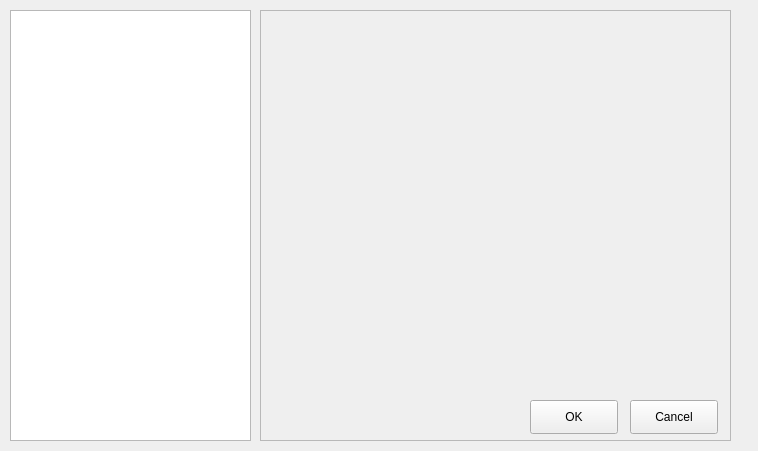
Above: ene/ui/settings.ui from EneApp/Ene before the change. Below: the same form after it.
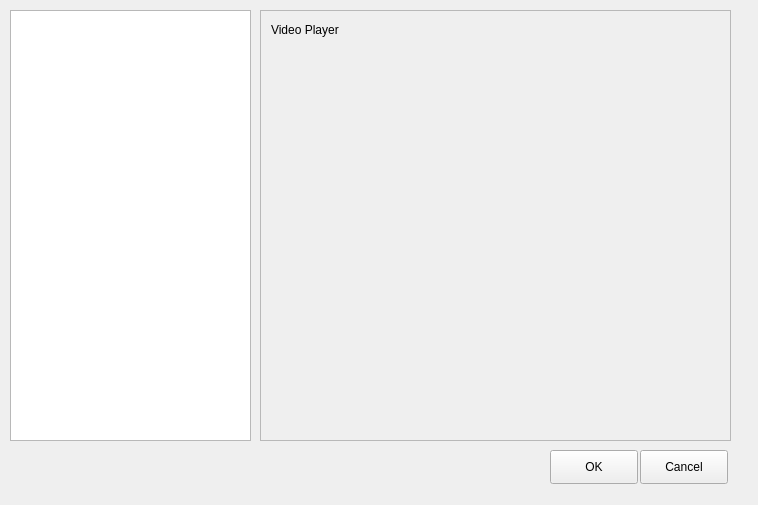
That is the form after the change. The open tabs and pages were chosen to show the change.

Commit message: Add ability to access settings pages

What changed in the file:
```diff
--- a/ene/ui/settings.ui
+++ b/ene/ui/settings.ui
@@ -7,7 +7,7 @@
     <x>0</x>
     <y>0</y>
     <width>758</width>
-    <height>451</height>
+    <height>505</height>
    </rect>
   </property>
   <property name="windowTitle">
@@ -32,7 +32,7 @@
     <bool>false</bool>
    </attribute>
   </widget>
-  <widget class="QFrame" name="settings_frame">
+  <widget class="QStackedWidget" name="settings_menu">
    <property name="geometry">
     <rect>
      <x>260</x>
@@ -47,24 +47,35 @@
    <property name="frameShadow">
     <enum>QFrame::Raised</enum>
    </property>
-   <widget class="QPushButton" name="button_cancel">
+   <property name="currentIndex">
+    <number>0</number>
+   </property>
+   <widget class="QWidget" name="page"/>
+   <widget class="QWidget" name="player" native="true">
+    <widget class="QLabel" name="label">
     <property name="geometry">
      <rect>
-      <x>370</x>
-      <y>390</y>
-      <width>88</width>
-      <height>34</height>
+       <x>10</x>
+       <y>10</y>
+       <width>91</width>
+       <height>18</height>
      </rect>
     </property>
     <property name="text">
-     <string>Cancel</string>
-    </property>
+      <string>Video Player</string>
+     </property>
+     <property name="wordWrap">
+      <bool>false</bool>
+     </property>
+    </widget>
+   </widget>
+   <widget class="QWidget" name="anilist"/>
    </widget>
    <widget class="QPushButton" name="button_OK">
     <property name="geometry">
      <rect>
-      <x>270</x>
-      <y>390</y>
+     <x>550</x>
+     <y>450</y>
       <width>88</width>
       <height>34</height>
      </rect>
@@ -73,6 +84,18 @@
      <string>OK</string>
     </property>
    </widget>
+  <widget class="QPushButton" name="button_cancel">
+   <property name="geometry">
+    <rect>
+     <x>640</x>
+     <y>450</y>
+     <width>88</width>
+     <height>34</height>
+    </rect>
+   </property>
+   <property name="text">
+    <string>Cancel</string>
+   </property>
   </widget>
  </widget>
  <resources/>
```
Left out of the diff: 7 changed lines with no effect on the pictures. Lines whose indentation alone changed are shown as unchanged. The commit also changes 1 other file.
